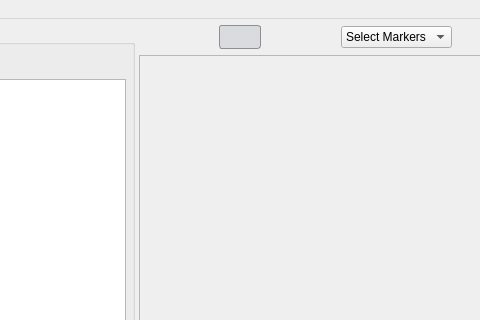
Old version of the form runviewer/main.ui in the repository labscript-suite/runviewer; both pictures show x 323 to 803 and y 0 to 320 of the 992 by 778 pixel window.
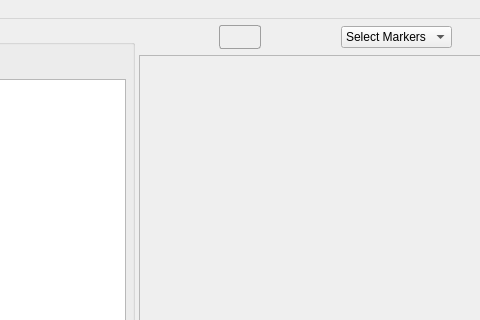
New version of the form. Icons and pictures are not drawn.

Commit message: Update stylesheet to respect OS themeing better

Patch:
```diff
--- a/runviewer/main.ui
+++ b/runviewer/main.ui
@@ -42,8 +42,8 @@
  }
 
 QPushButton:checked {
-     background-color: #dadbde;
-     border: 1px solid #8f8f91;
+     background-color: palette(window);
+     border: 1px solid palette(dark);
      border-radius: 3px;
  }
 
@@ -74,8 +74,8 @@
  }
 
 QToolButton:checked {
-     background-color: #dadbde;
-     border: 1px solid #8f8f91;
+     background-color: palette(window);
+     border: 1px solid palette(dark);
      border-radius: 3px;
  }
 
```
Left out of the diff: 24 changed lines with no effect on the pictures.
